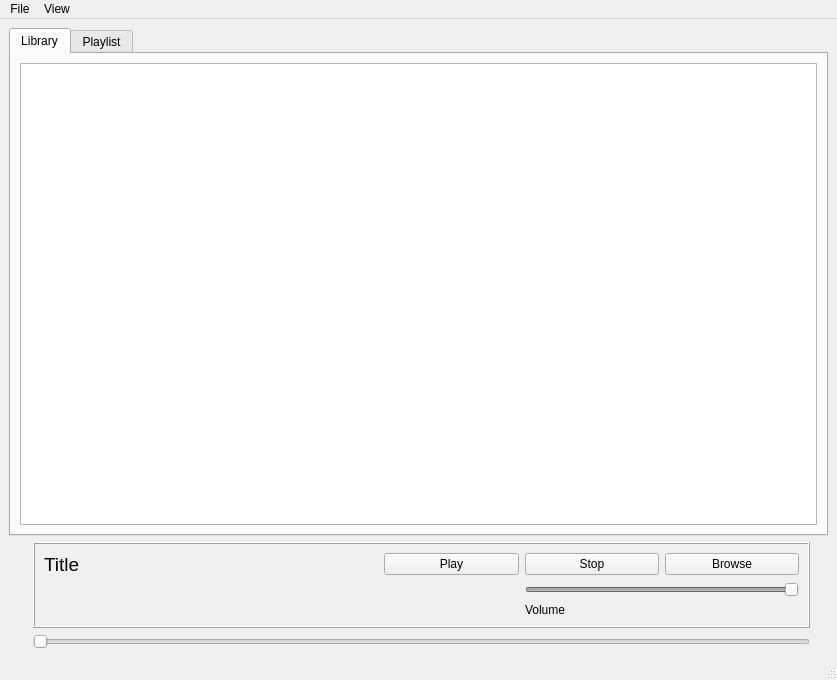
alee14-projects/erable-godot, file player.ui: the form before one commit.
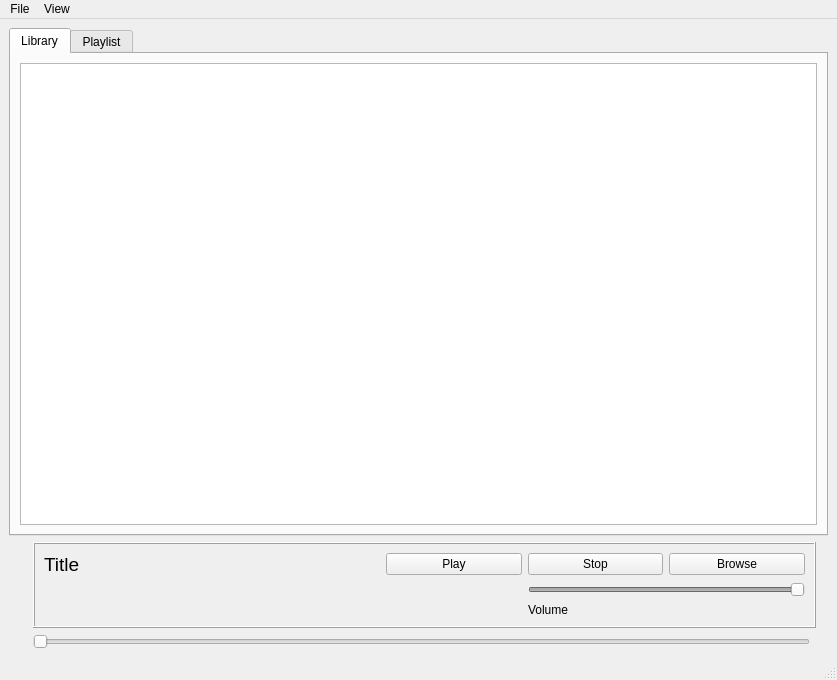
The form after the commit.

Diff of the .ui file:
```diff
--- a/player.ui
+++ b/player.ui
@@ -51,7 +51,7 @@
       </property>
      </widget>
     </item>
-    <item row="2" column="4">
+    <item row="2" column="4" colspan="2">
      <widget class="QFrame" name="frame">
       <property name="sizePolicy">
        <sizepolicy hsizetype="Ignored" vsizetype="Fixed">
```
Left out of the diff: 2 changed lines with no effect on the pictures.
